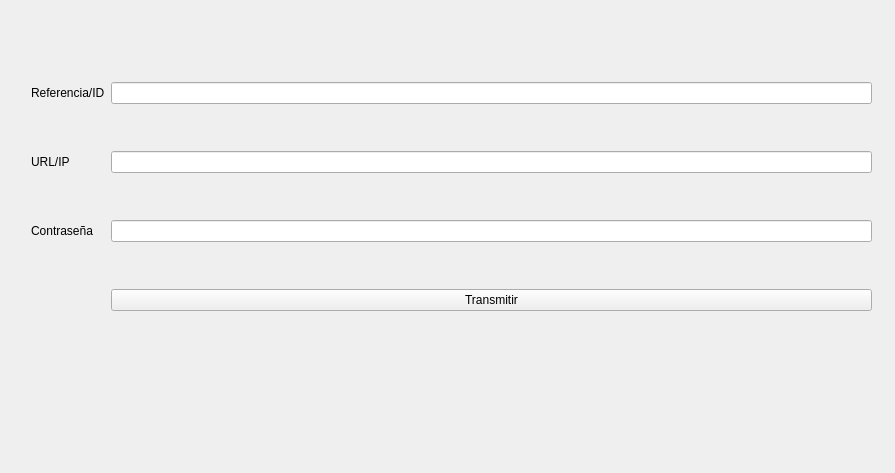
UCM-237/PprzGCS, file src/widgets/transmision_window.ui: the form before one commit.
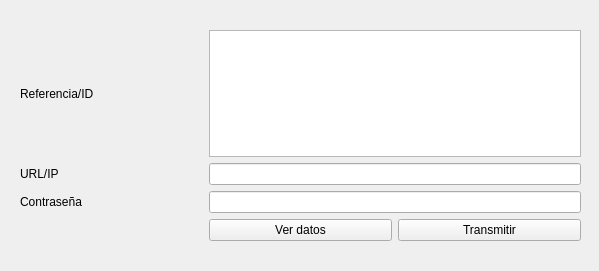
The form after the commit.

Patch:
```diff
--- a/src/widgets/transmision_window.ui
+++ b/src/widgets/transmision_window.ui
@@ -6,8 +6,8 @@
    <rect>
     <x>0</x>
     <y>0</y>
-    <width>895</width>
-    <height>473</height>
+    <width>599</width>
+    <height>271</height>
    </rect>
   </property>
   <property name="windowTitle">
@@ -16,35 +16,21 @@
   <widget class="QWidget" name="layoutWidget">
    <property name="geometry">
     <rect>
-     <x>31</x>
-     <y>41</y>
-     <width>841</width>
-     <height>311</height>
+     <x>20</x>
+     <y>30</y>
+     <width>561</width>
+     <height>211</height>
     </rect>
    </property>
    <layout class="QGridLayout" name="gridLayout">
-    <item row="0" column="0">
-     <widget class="QLabel" name="label_3">
+    <item row="3" column="2">
+     <widget class="QPushButton" name="button_transmitir">
       <property name="text">
-       <string>Referencia/ID</string>
+       <string>Transmitir</string>
       </property>
      </widget>
     </item>
-    <item row="2" column="0">
-     <widget class="QLabel" name="label_5">
-      <property name="text">
-       <string>Contraseña</string>
-      </property>
-     </widget>
-    </item>
-    <item row="1" column="1">
-     <widget class="QLineEdit" name="label_URL">
-      <property name="text">
-       <string/>
-      </property>
-     </widget>
-    </item>
-    <item row="2" column="1">
+    <item row="2" column="1" colspan="2">
      <widget class="QLineEdit" name="label_contrasena">
       <property name="text">
        <string/>
@@ -54,6 +40,20 @@
       </property>
      </widget>
     </item>
+    <item row="3" column="1">
+     <widget class="QPushButton" name="button_datos">
+      <property name="text">
+       <string>Ver datos</string>
+      </property>
+     </widget>
+    </item>
+    <item row="0" column="1" colspan="2">
+     <widget class="QListView" name="listView_ID">
+      <property name="editTriggers">
+       <set>QAbstractItemView::NoEditTriggers</set>
+      </property>
+     </widget>
+    </item>
     <item row="1" column="0">
      <widget class="QLabel" name="label_4">
       <property name="text">
@@ -61,17 +61,24 @@
       </property>
      </widget>
     </item>
-    <item row="0" column="1">
-     <widget class="QLineEdit" name="label_ID">
+    <item row="2" column="0">
+     <widget class="QLabel" name="label_5">
+      <property name="text">
+       <string>Contraseña</string>
+      </property>
+     </widget>
+    </item>
+    <item row="1" column="1" colspan="2">
+     <widget class="QLineEdit" name="label_URL">
       <property name="text">
        <string/>
       </property>
      </widget>
     </item>
-    <item row="3" column="1">
-     <widget class="QPushButton" name="button_transmitir">
+    <item row="0" column="0">
+     <widget class="QLabel" name="label_3">
       <property name="text">
-       <string>Transmitir</string>
+       <string>Referencia/ID</string>
       </property>
      </widget>
     </item>
```
